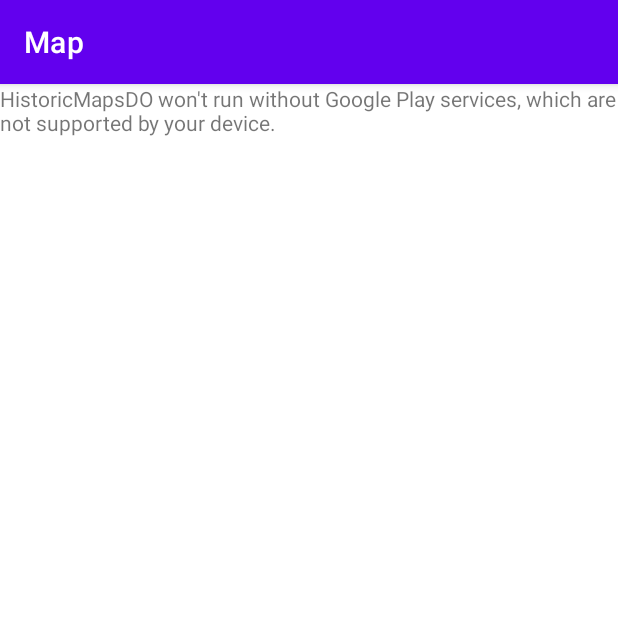
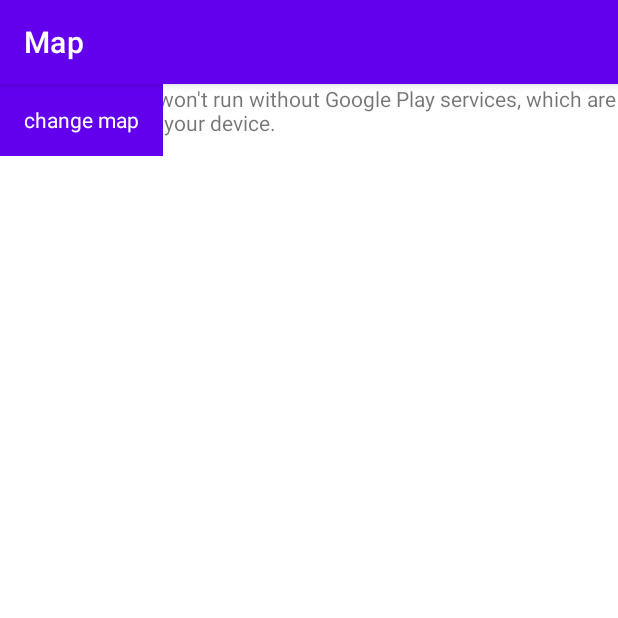
Before and after one commit to Murtagh99/HistoricMapsDO, an Android app: the screen it shows after launch (MapsActivity), on a phone screen of 412 x 824 dp, the top half of it. Run offline under Robolectric (Android 15) with nearby library versions, the light colour scheme and no system bars.

Commit message:
added Button

```diff
--- a/app/src/main/AndroidManifest.xml
+++ b/app/src/main/AndroidManifest.xml
@@ -40,9 +40,4 @@
             </intent-filter>
         </activity>
     </application>
-
-    <!--
-            Test
-     -->
-
 </manifest>
--- a/app/src/main/java/com/example/historicmapsdo/MapsActivity.kt
+++ b/app/src/main/java/com/example/historicmapsdo/MapsActivity.kt
@@ -13,6 +13,7 @@
 class MapsActivity : AppCompatActivity(), OnMapReadyCallback {
 
     private lateinit var mMap: GoogleMap
+    private val dortmund = LatLng(51.514426, 7.467263)
 
     override fun onCreate(savedInstanceState: Bundle?) {
         super.onCreate(savedInstanceState)
@@ -36,7 +37,6 @@
         mMap = googleMap
 
         // Add a marker in Sydney and move the camera
-        val dortmund = LatLng(51.514426, 7.467263)
         mMap.addMarker(MarkerOptions().position(dortmund).title("Marker in Sydney"))
         mMap.moveCamera(CameraUpdateFactory.newLatLngZoom(dortmund, 15f))
     }
--- a/app/src/main/res/layout/activity_maps.xml
+++ b/app/src/main/res/layout/activity_maps.xml
@@ -6,4 +6,17 @@
     android:name="com.google.android.gms.maps.SupportMapFragment"
     android:layout_width="match_parent"
     android:layout_height="match_parent"
-    tools:context=".MapsActivity" />
+    tools:context=".MapsActivity">
+
+    <Button
+        android:id="@+id/cm_but"
+        style="@style/Widget.AppCompat.Button.Borderless.Colored"
+        android:layout_width="wrap_content"
+        android:layout_height="wrap_content"
+        android:background="#2196F3"
+        android:text="@string/cm_but"
+        android:textAppearance="@style/TextAppearance.AppCompat.Body1"
+        android:visibility="visible"
+        tools:text="@string/cm_but"
+        tools:visibility="visible" />
+</fragment>
--- a/app/src/main/res/values/strings.xml
+++ b/app/src/main/res/values/strings.xml
@@ -1,4 +1,5 @@
 <resources>
     <string name="app_name">HistoricMapsDO</string>
     <string name="title_activity_maps">Map</string>
+    <string name="cm_but">change map</string>
 </resources>
```
